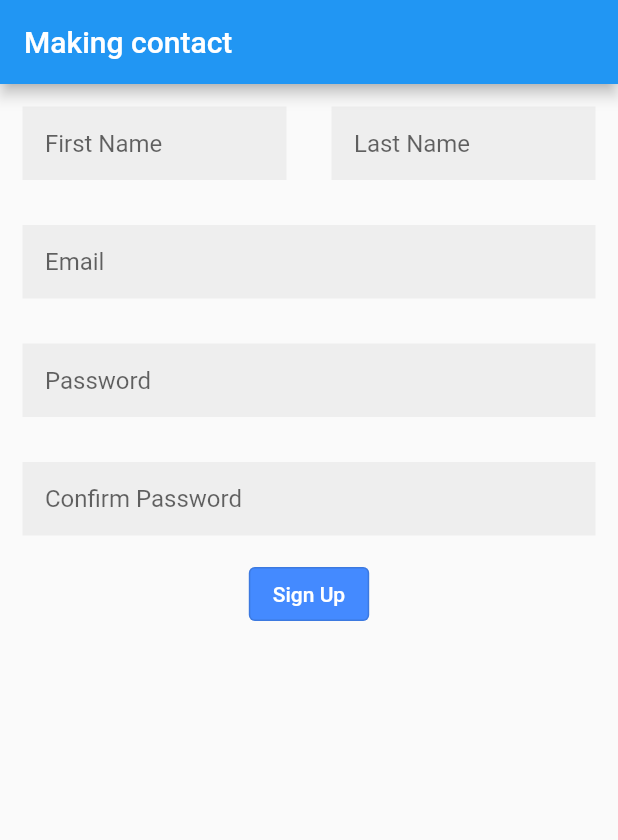
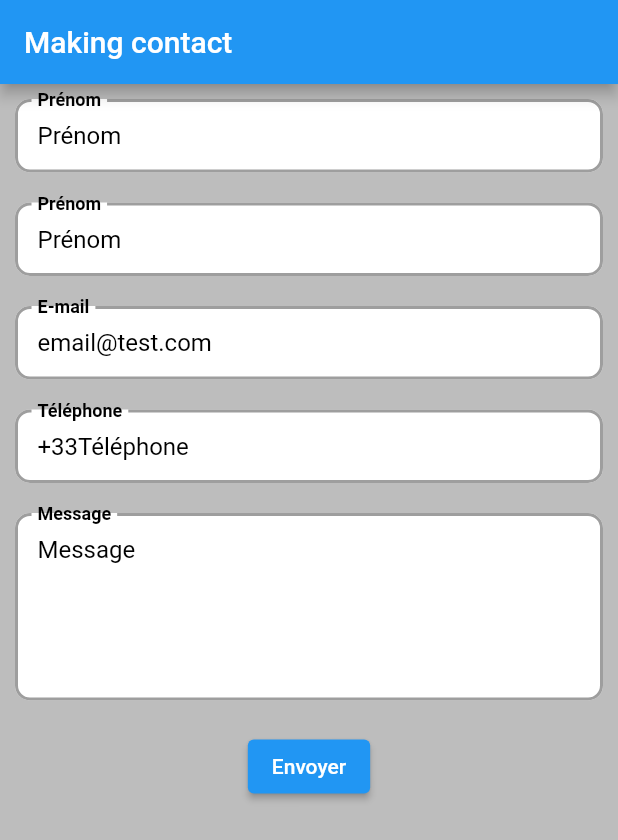
Before and after one commit to MrGreen0000/learn_dart_flutter_december2022, a Flutter app: the screen it shows after launch, on a phone screen of 412 x 824 dp. Shown: the top 840 px of the screen. Run offline on Flutter 3.47's test engine with Material 2 defaults, Android fonts, the phone set to English and light mode, and no system bars.

```diff
--- a/lib/main.dart
+++ b/lib/main.dart
@@ -1,9 +1,6 @@
-import 'dart:ffi';
+import 'dart:ui';
 
 import 'package:flutter/material.dart';
-import 'package:validators/validators.dart' as validator;
-import 'model.dart';
-import 'result.dart';
 
 void main() {
   runApp(const MyApp());
@@ -19,6 +16,7 @@ class MyApp extends StatelessWidget {
         theme: ThemeData(primarySwatch: Colors.blue),
         debugShowCheckedModeBanner: false,
         home: Scaffold(
+          backgroundColor: Colors.grey[400],
           appBar: AppBar(
             title: const Text('Making contact'),
           ),
@@ -35,107 +33,113 @@ class MyHomePage extends StatefulWidget {
 }
 
 class _MyHomePageState extends State<MyHomePage> {
-  final _fromKey = GlobalKey<FormState>();
-
   @override
   Widget build(BuildContext context) {
-    final halfMediaWidth = MediaQuery.of(context).size.width / 2.0;
-
     return Form(
-      key: _fromKey,
-      child: Column(
+      child: ListView(
         children: [
-          Row(
-            crossAxisAlignment: CrossAxisAlignment.start,
+          Column(
             children: [
-              Container(
-                alignment: Alignment.topCenter,
-                width: halfMediaWidth,
-                child: MyTextFormField(
-                  hintText: 'First Name',
-                  validator: () {},
-                  onSaved: () {},
-                ),
+              const BuildFormContact(
+                labelText: 'Prénom',
+                hintText: 'Prénom',
+                prefixText: '',
+                minLines: 1,
+                maxLines: 1,
               ),
-              Container(
-                alignment: Alignment.topCenter,
-                width: halfMediaWidth,
-                child: MyTextFormField(
-                  hintText: 'Last Name',
-                  validator: () {},
-                  onSaved: () {},
-                ),
+              const BuildFormContact(
+                labelText: 'Prénom',
+                hintText: 'Prénom',
+                prefixText: '',
+                minLines: 1,
+                maxLines: 1,
+              ),
+              const BuildFormContact(
+                labelText: 'E-mail',
+                hintText: 'email@test.com',
+                prefixText: '',
+                minLines: 1,
+                maxLines: 1,
+              ),
+              const BuildFormContact(
+                labelText: 'Téléphone',
+                hintText: 'Téléphone',
+                prefixText: '+33',
+                minLines: 1,
+                maxLines: 1,
+              ),
+              const BuildFormContact(
+                labelText: 'Message',
+                hintText: 'Message',
+                prefixText: '',
+                minLines: 5,
+                maxLines: 10,
+              ),
+              const SizedBox(height: 10.0),
+              ElevatedButton(
+                onPressed: () {},
+                child: const Text('Envoyer'),
               ),
             ],
           ),
-          MyTextFormField(
-            hintText: 'Email',
-            isEmail: true,
-            validator: () {},
-            onSaved: () {},
-          ),
-          MyTextFormField(
-            hintText: 'Password',
-            isPassword: true,
-            validator: () {},
-            onSaved: () {},
-          ),
-          MyTextFormField(
-            hintText: 'Confirm Password',
-            isPassword: true,
-            validator: () {},
-            onSaved: () {},
-          ),
-          OutlinedButton(
-            style: ButtonStyle(
-                backgroundColor:
-                    MaterialStateProperty.all<Color>(Colors.blueAccent)),
-            onPressed: () {
-              if (_fromKey.currentState!.validate()) {}
-            },
-            child: const Text(
-              'Sign Up',
-              style: TextStyle(color: Colors.white),
-            ),
-          )
         ],
       ),
     );
   }
 }
 
-class MyTextFormField extends StatelessWidget {
+class BuildFormContact extends StatelessWidget {
+  final String labelText;
   final String hintText;
-  final Function() validator;
-  final Function() onSaved;
-  final bool isPassword;
-  final bool isEmail;
-
-  const MyTextFormField({
-    super.key,
+  final String prefixText;
+  final int minLines;
+  final int maxLines;
+  const BuildFormContact({
+    required this.labelText,
     required this.hintText,
-    required this.validator,
-    required this.onSaved,
-    this.isPassword = false,
-    this.isEmail = false,
-  });
+    required this.prefixText,
+    required this.minLines,
+    required this.maxLines,
+    Key? key,
+  }) : super(key: key);
 
   @override
   Widget build(BuildContext context) {
     return Padding(
-      padding: const EdgeInsets.all(15.0),
+      padding: const EdgeInsets.all(10.0),
       child: TextFormField(
         decoration: InputDecoration(
+          border: InputBorder.none,
+          labelText: labelText,
+          labelStyle: const TextStyle(
+            color: Colors.black,
+            fontWeight: FontWeight.w700,
+            fontSize: 20.0,
+          ),
+          prefixText: prefixText,
           hintText: hintText,
-          contentPadding: const EdgeInsets.all(15.0),
-          border: InputBorder.none,
+          hintStyle: const TextStyle(
+            color: Colors.black,
+          ),
+          contentPadding: const EdgeInsets.all(15),
+          floatingLabelBehavior: FloatingLabelBehavior.always,
+          floatingLabelStyle: const TextStyle(
+            color: Colors.black,
+            fontWeight: FontWeight.w700,
+          ),
           filled: true,
-          fillColor: Colors.grey[200],
+          fillColor: Colors.white,
+          enabledBorder: OutlineInputBorder(
+            borderRadius: BorderRadius.circular(10.0),
+            borderSide: const BorderSide(
+              color: Colors.grey,
+              width: 2.0,
+            ),
+          ),
+          // focusedBorder: InputBorder.none,
         ),
-        obscureText: isPassword ? true : false,
-        validator: validator(),
-        onSaved: onSaved(),
-        keyboardType: isEmail ? TextInputType.emailAddress : TextInputType.text,
+        minLines: minLines,
+        maxLines: maxLines,
       ),
     );
   }
```
